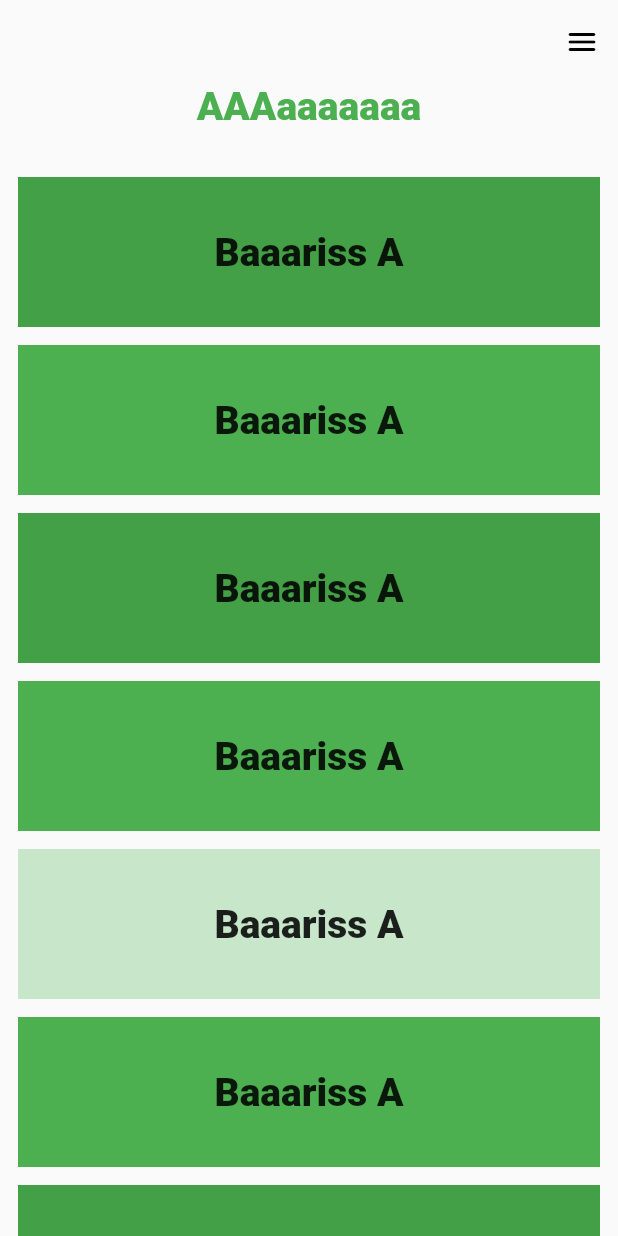
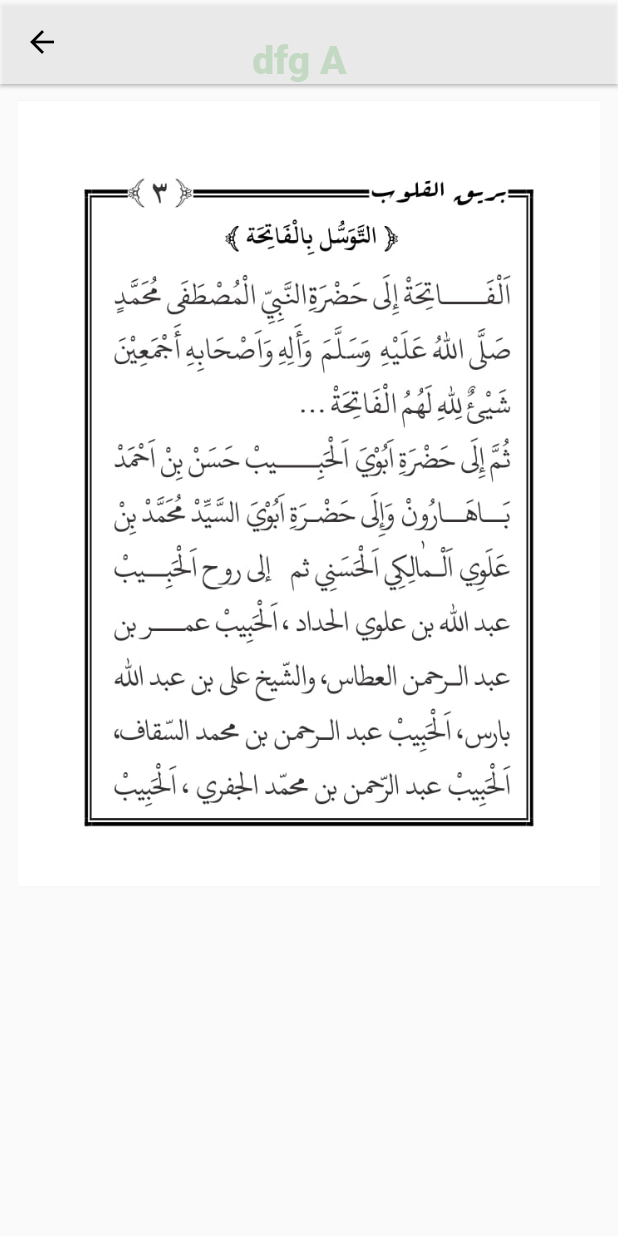
Before and after one commit to rabbanext/buroiqul_qulub, a Flutter app: the screen it shows after launch, after a tap on an icon or button, on a phone screen of 412 x 824 dp. Run offline on Flutter 3.47's test engine with Material 2 defaults, Android fonts, the phone set to English and light mode, and no system bars; our stand-ins replace splashscreen; network calls fail.

Commit message:
Added halaman screen

```diff
--- /dev/null
+++ b/lib/screens/halaman_screen.dart
@@ -0,0 +1,58 @@
+import 'package:flutter/material.dart';
+
+class Halaman extends StatelessWidget {
+  final String indexHal;
+
+  Halaman(this.indexHal);
+
+  final List<String> tawasul = <String>['003.jpg', '004.jpg', '005.jpg'];
+  final List<String> duafajr = <String>['006.jpg', '007.jpg', '008.jpg', '009.jpg', '010.jpg', '011.jpg', '012.jpg', '013.jpg'];
+
+  @override
+  Widget build(BuildContext context) {
+    return Scaffold(
+      extendBodyBehindAppBar: true,
+      appBar: AppBar(
+        backgroundColor: Colors.white70,
+        elevation: 1, //main color
+        iconTheme: IconThemeData(color: Colors.black),
+        leading: Builder(
+          builder: (BuildContext context) {
+            return IconButton(
+              icon: const Icon(Icons.arrow_back),
+              onPressed: () { Navigator.pop(context); },
+              tooltip: "Kembali",
+            );
+          },
+        ),
+      ),
+      body: Column(
+        children: [
+          SizedBox(height: 25,),
+
+          Text(
+            'dfg $indexHal  ',
+            style: TextStyle(
+              color: Colors.green,
+              fontWeight: FontWeight.w900,
+              fontSize: 26,
+            ),
+          ),
+          Expanded(
+            child: ListView.builder(
+                padding: const EdgeInsets.all(12),
+                itemCount: indexHal.length,
+                itemBuilder: (BuildContext context, int index) {
+                  return Container(
+                    color: Colors.grey[200],
+                    child: new Image.asset('assets/images/0/${tawasul[index]}'),
+                    alignment: Alignment.center,
+                  );
+                }
+            ),
+          ),
+        ],
+      ),
+    );
+  }
+}
--- a/lib/screens/home_screen.dart
+++ b/lib/screens/home_screen.dart
@@ -1,3 +1,4 @@
+import 'package:buroiqul_qulub/screens/halaman_screen.dart';
 import 'package:flutter/material.dart';
 
 class HomeScreen extends StatefulWidget {
@@ -6,7 +7,7 @@ class HomeScreen extends StatefulWidget {
 }
 
 class _HomeScreenState extends State<HomeScreen> {
-  final List<String> entries = <String>['A', 'A', 'A', 'A', 'A', 'A', 'A', '﷽', 'بِسْمِ اللَّهِ الرَّحْمَنِ الرَّحِيم'];
+  final List<String> indexHal = <String>['A', 'tawasul', 'A', 'duafajr', 'A', 'A', 'A', '﷽', 'بِسْمِ اللَّهِ الرَّحْمَنِ الرَّحِيم'];
   final List<int> colorCodes = <int>[600, 500, 600, 500, 100, 500, 600, 500, 100];
 
   final GlobalKey<ScaffoldState> _scaffoldKey = GlobalKey<ScaffoldState>();
@@ -51,7 +52,7 @@ class _HomeScreenState extends State<HomeScreen> {
             Expanded(
               child: ListView.builder(
                   padding: const EdgeInsets.all(12),
-                  itemCount: entries.length,
+                  itemCount: indexHal.length,
                   itemBuilder: (BuildContext context, int index) {
                     return Container(
                       padding: const EdgeInsets.only(bottom: 12),
@@ -63,7 +64,7 @@ class _HomeScreenState extends State<HomeScreen> {
                             height: 100,
                             child: Center(
                                 child: Text(
-                                    'Baaariss ${entries[index]}',
+                                    'Baaariss ${indexHal[index]}',
                                     style: TextStyle(
                                         fontWeight: FontWeight.w900,
                                         fontSize: 26,
@@ -72,7 +73,11 @@ class _HomeScreenState extends State<HomeScreen> {
                             ),
                           ),
                           onTap: () {
-                            print("Container ${entries[index]} clicked");
+                            Navigator.push(
+                              context,
+                              MaterialPageRoute(builder: (context) => Halaman(indexHal[index])),
+                            );
+                            print("Container ${indexHal[index]} clicked");
                           },
                         ),
                       ),
```
